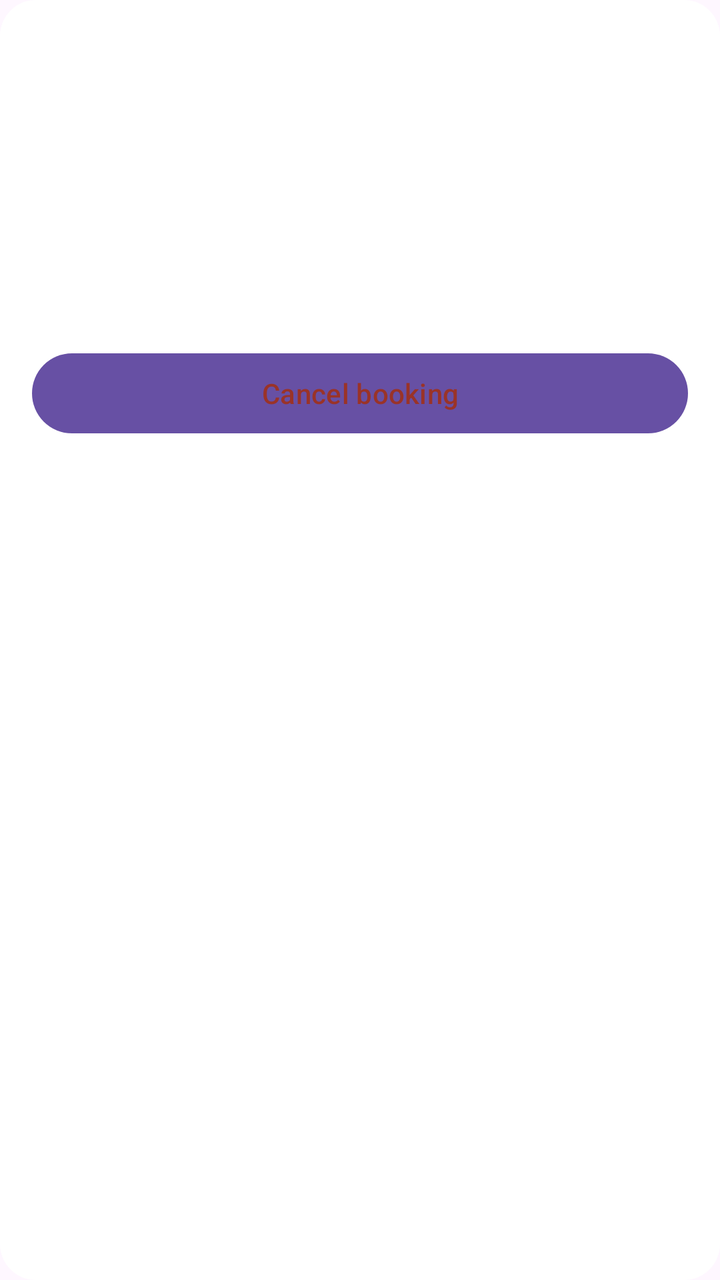
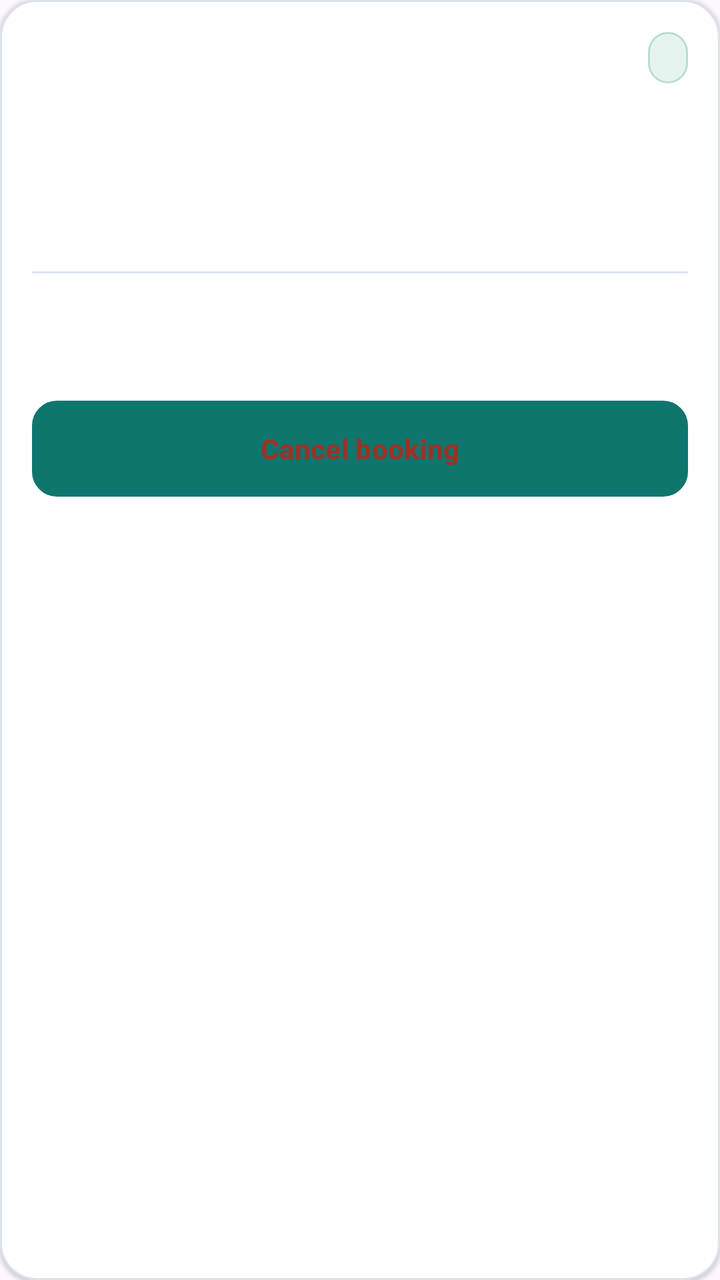

Compare the two renders of this Android layout. The source of the first and the diff that turns it into the second are given below.
<!-- AndroidManifest.xml: application theme Theme.MyApplication -->
<!-- res/layout/item_booking.xml -->
<?xml version="1.0" encoding="utf-8"?>
<LinearLayout xmlns:android="http://schemas.android.com/apk/res/android" android:layout_width="match_parent" android:layout_height="wrap_content" android:orientation="vertical" android:background="@drawable/card_background" android:padding="16dp">
    <TextView android:id="@+id/bookingPnr" android:layout_width="match_parent" android:layout_height="wrap_content" android:textColor="@color/brand" android:textStyle="bold" android:textSize="16sp" />
    <TextView android:id="@+id/bookingTrain" android:layout_width="match_parent" android:layout_height="wrap_content" android:textColor="@color/ink" android:textStyle="bold" android:layout_marginTop="8dp" />
    <TextView android:id="@+id/bookingRoute" android:layout_width="match_parent" android:layout_height="wrap_content" android:textColor="@color/muted" android:layout_marginTop="4dp" />
    <TextView android:id="@+id/bookingPassenger" android:layout_width="match_parent" android:layout_height="wrap_content" android:textColor="@color/ink" android:layout_marginTop="8dp" />
    <TextView android:id="@+id/bookingClassFare" android:layout_width="match_parent" android:layout_height="wrap_content" android:textColor="@color/muted" android:layout_marginTop="4dp" />
    <TextView android:id="@+id/bookingStatus" android:layout_width="match_parent" android:layout_height="wrap_content" android:textStyle="bold" android:layout_marginTop="8dp" />
    <Button android:id="@+id/cancelBookingButton" android:layout_width="match_parent" android:layout_height="48dp" android:text="Cancel booking" android:textAllCaps="false" android:textColor="#9A3328" android:layout_marginTop="8dp" />
</LinearLayout>
<!-- resources referenced by this layout -->
<resources>
  <color name="brand">#126B59</color>
  <color name="ink">#18332E</color>
  <color name="muted">#60746F</color>
  <!-- drawable card_background (drawable) -->
  <?xml version="1.0" encoding="utf-8"?>
  <shape xmlns:android="http://schemas.android.com/apk/res/android"><solid android:color="@color/surface"/><corners android:radius="18dp"/></shape>
  <style name="Theme.MyApplication" parent="Base.Theme.MyApplication" />
  <color name="surface">#FFFFFFFF</color>
  <style name="Base.Theme.MyApplication" parent="Theme.Material3.DayNight.NoActionBar">
          
          
      </style>
</resources>

<!-- the commit's change to res/layout/item_booking.xml (unified diff, before → after) -->
@@ -1,10 +1,95 @@
 <?xml version="1.0" encoding="utf-8"?>
-<LinearLayout xmlns:android="http://schemas.android.com/apk/res/android" android:layout_width="match_parent" android:layout_height="wrap_content" android:orientation="vertical" android:background="@drawable/card_background" android:padding="16dp">
-    <TextView android:id="@+id/bookingPnr" android:layout_width="match_parent" android:layout_height="wrap_content" android:textColor="@color/brand" android:textStyle="bold" android:textSize="16sp" />
-    <TextView android:id="@+id/bookingTrain" android:layout_width="match_parent" android:layout_height="wrap_content" android:textColor="@color/ink" android:textStyle="bold" android:layout_marginTop="8dp" />
-    <TextView android:id="@+id/bookingRoute" android:layout_width="match_parent" android:layout_height="wrap_content" android:textColor="@color/muted" android:layout_marginTop="4dp" />
-    <TextView android:id="@+id/bookingPassenger" android:layout_width="match_parent" android:layout_height="wrap_content" android:textColor="@color/ink" android:layout_marginTop="8dp" />
-    <TextView android:id="@+id/bookingClassFare" android:layout_width="match_parent" android:layout_height="wrap_content" android:textColor="@color/muted" android:layout_marginTop="4dp" />
-    <TextView android:id="@+id/bookingStatus" android:layout_width="match_parent" android:layout_height="wrap_content" android:textStyle="bold" android:layout_marginTop="8dp" />
-    <Button android:id="@+id/cancelBookingButton" android:layout_width="match_parent" android:layout_height="48dp" android:text="Cancel booking" android:textAllCaps="false" android:textColor="#9A3328" android:layout_marginTop="8dp" />
+<LinearLayout xmlns:android="http://schemas.android.com/apk/res/android"
+    android:layout_width="match_parent"
+    android:layout_height="wrap_content"
+    android:background="@drawable/card_background"
+    android:elevation="1dp"
+    android:orientation="vertical"
+    android:padding="16dp">
+
+    <LinearLayout
+        android:layout_width="match_parent"
+        android:layout_height="wrap_content"
+        android:gravity="center_vertical"
+        android:orientation="horizontal">
+        <TextView
+            android:id="@+id/bookingPnr"
+            android:layout_width="0dp"
+            android:layout_height="wrap_content"
+            android:layout_weight="1"
+            android:textColor="@color/navy"
+            android:textSize="14sp"
+            android:textStyle="bold"
+            android:fontFamily="monospace" />
+        <TextView
+            android:id="@+id/bookingStatus"
+            android:layout_width="wrap_content"
+            android:layout_height="wrap_content"
+            android:background="@drawable/status_confirmed"
+            android:paddingStart="10dp"
+            android:paddingTop="6dp"
+            android:paddingEnd="10dp"
+            android:paddingBottom="6dp"
+            android:textSize="10sp"
+            android:textStyle="bold" />
+    </LinearLayout>
+
+    <TextView
+        android:id="@+id/bookingTrain"
+        android:layout_width="match_parent"
+        android:layout_height="wrap_content"
+        android:layout_marginTop="14dp"
+        android:textColor="@color/ink"
+        android:textSize="17sp"
+        android:textStyle="bold" />
+    <TextView
+        android:id="@+id/bookingRoute"
+        android:layout_width="match_parent"
+        android:layout_height="wrap_content"
+        android:layout_marginTop="7dp"
+        android:textColor="@color/ink"
+        android:textSize="14sp"
+        android:textStyle="bold" />
+    <TextView
+        android:id="@+id/bookingTimes"
+        android:layout_width="match_parent"
+        android:layout_height="wrap_content"
+        android:layout_marginTop="3dp"
+        android:textColor="@color/muted"
+        android:textSize="12sp" />
+
+    <View
+        android:layout_width="match_parent"
+        android:layout_height="1dp"
+        android:layout_marginTop="12dp"
+        android:layout_marginBottom="10dp"
+        android:background="@color/border" />
+
+    <TextView
+        android:id="@+id/bookingPassenger"
+        android:layout_width="match_parent"
+        android:layout_height="wrap_content"
+        android:textColor="@color/ink"
+        android:textSize="13sp" />
+    <TextView
+        android:id="@+id/bookingClassFare"
+        android:layout_width="match_parent"
+        android:layout_height="wrap_content"
+        android:layout_marginTop="5dp"
+        android:textColor="@color/brand_dark"
+        android:textSize="14sp"
+        android:textStyle="bold" />
+
+    <Button
+        android:id="@+id/cancelBookingButton"
+        android:layout_width="match_parent"
+        android:layout_height="48dp"
+        android:layout_marginTop="12dp"
+        android:background="@drawable/button_cancel"
+        android:minHeight="48dp"
+        android:text="Cancel booking"
+        android:textAllCaps="false"
+        android:textColor="#9A3328"
+        android:textSize="14sp"
+        android:textStyle="bold" />
 </LinearLayout>
<!-- resource entries referenced after the edit -->
@@ -1,16 +1,41 @@
 <!-- resources referenced by this layout -->
 <resources>
-  <color name="brand">#126B59</color>
-  <color name="ink">#18332E</color>
-  <color name="muted">#60746F</color>
+  <color name="border">#DCE3EB</color>
+  <color name="brand_dark">#0B5D57</color>
+  <color name="brand">#0F766E</color>
+  <color name="white">#FFFFFFFF</color>
+  <color name="ink">#14213D</color>
+  <color name="muted">#5F6B7A</color>
+  <color name="navy">#13233F</color>
+  <!-- drawable button_cancel (drawable) -->
+  <?xml version="1.0" encoding="utf-8"?>
+  <ripple xmlns:android="http://schemas.android.com/apk/res/android" android:color="#20A33A2B">
+      <item>
+          <shape>
+              <solid android:color="@color/surface" />
+              <stroke android:width="1dp" android:color="#B94B3D" />
+              <corners android:radius="12dp" />
+          </shape>
+      </item>
+  </ripple>
   <!-- drawable card_background (drawable) -->
   <?xml version="1.0" encoding="utf-8"?>
-  <shape xmlns:android="http://schemas.android.com/apk/res/android"><solid android:color="@color/surface"/><corners android:radius="18dp"/></shape>
+  <shape xmlns:android="http://schemas.android.com/apk/res/android"><solid android:color="@color/surface"/><stroke android:width="1dp" android:color="@color/border"/><corners android:radius="18dp"/></shape>
+  <!-- drawable status_confirmed (drawable) -->
+  <?xml version="1.0" encoding="utf-8"?>
+  <shape xmlns:android="http://schemas.android.com/apk/res/android">
+      <solid android:color="#E5F4EF" />
+      <stroke android:width="1dp" android:color="#BBDDD2" />
+      <corners android:radius="20dp" />
+  </shape>
   <style name="Theme.MyApplication" parent="Base.Theme.MyApplication" />
   <color name="surface">#FFFFFFFF</color>
-  <style name="Base.Theme.MyApplication" parent="Theme.Material3.DayNight.NoActionBar">
-          
-          
+  <style name="Base.Theme.MyApplication" parent="Theme.Material3.Light.NoActionBar">
+          <item name="colorPrimary">@color/brand</item>
+          <item name="colorOnPrimary">@color/white</item>
+          <item name="colorSecondary">@color/navy</item>
+          <item name="colorOnSecondary">@color/white</item>
+          <item name="android:colorAccent">@color/brand</item>
       </style>
 </resources>
 
